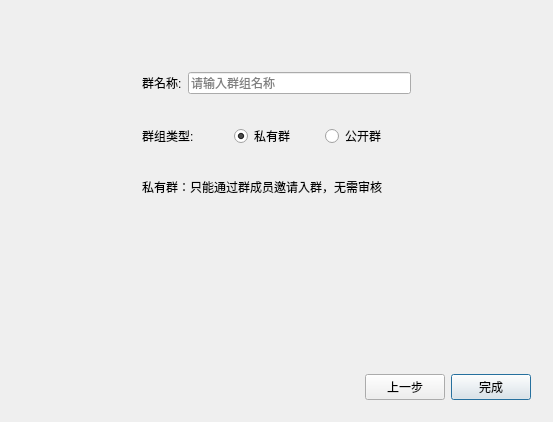
jpush/jchat-windows, file JChat/SelectMemberWidget.ui: the form before one commit.
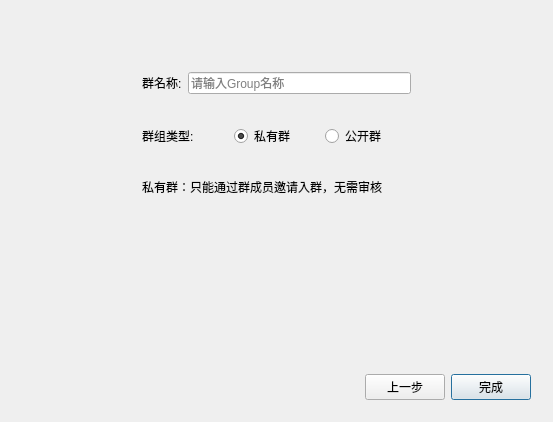
The form after the commit. The open tabs and pages were chosen to show the change. Icons and pictures are not drawn.

```diff
--- a/JChat/SelectMemberWidget.ui
+++ b/JChat/SelectMemberWidget.ui
@@ -315,7 +315,7 @@
            <item>
             <widget class="QLineEdit" name="lineEditGroupName">
              <property name="placeholderText">
-              <string>请输入群组名称</string>
+              <string>请输入Group名称</string>
              </property>
             </widget>
            </item>
```
Left out of the diff: 6 changed lines with no effect on the pictures.
